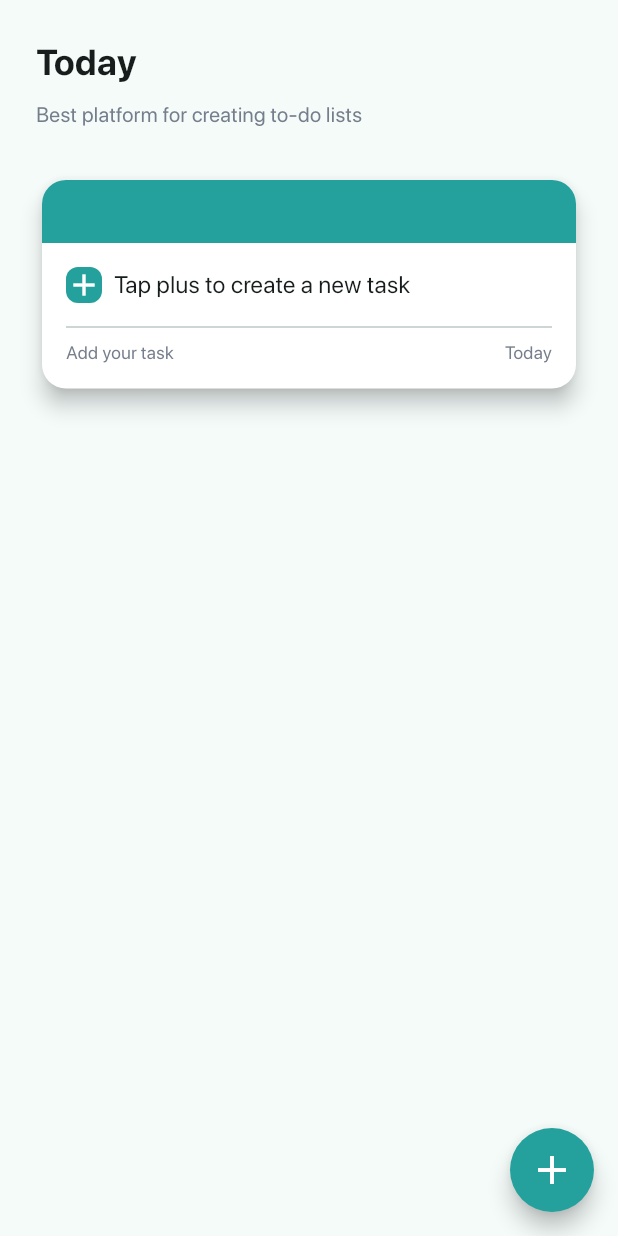
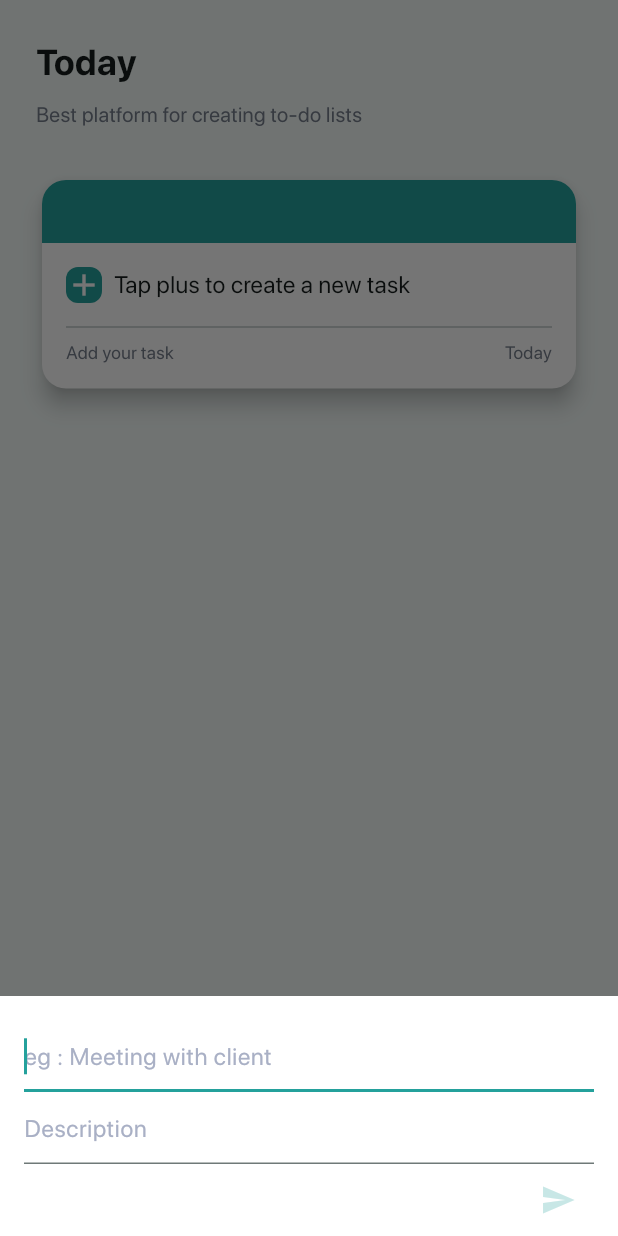
Before and after one commit to blackmenthor/todolist-sample-app, a Flutter app: the MainPage screen opened directly with empty values, after a tap on the "add" icon, on a phone screen of 412 x 824 dp. Run offline on Flutter 3.47's test engine with Material 2 defaults, Android fonts, the phone set to English and light mode, and no system bars; our stand-ins replace smooth_page_indicator; project files that could hold a hidden picture were left out.

Commit message:
completed app

```diff
--- /dev/null
+++ b/lib/main/create_dialog.dart
@@ -0,0 +1,129 @@
+import 'package:flutter/material.dart';
+import 'package:flutter_uol_sample/main/todo.dart';
+
+Future<Todo?> showCreateDialog({
+  required BuildContext context,
+  required Color color,
+  Todo? todo,
+}) {
+  return showModalBottomSheet(
+      context: context,
+      builder: (BuildContext context) {
+        return Padding(
+          padding: MediaQuery.of(context).viewInsets,
+          child: CreateTodoDialog(
+            todo: todo,
+            color: color,
+          ),
+        );
+      }
+  );
+}
+
+class CreateTodoDialog extends StatefulWidget {
+  const CreateTodoDialog({
+    Key? key,
+    this.todo,
+    required this.color,
+  }) : super(key: key);
+
+  final Todo? todo;
+  final Color color;
+
+  @override
+  State<CreateTodoDialog> createState() => _CreateTodoDialogState();
+}
+
+class _CreateTodoDialogState extends State<CreateTodoDialog> {
+
+  late TextEditingController _titleController;
+  late TextEditingController _descriptionController;
+
+  @override
+  void initState() {
+    super.initState();
+    _titleController = TextEditingController();
+    _descriptionController = TextEditingController();
+
+    if (widget.todo != null) {
+      _titleController.text = widget.todo!.title;
+      _descriptionController.text = widget.todo!.description ?? '';
+    }
+
+    _titleController.addListener(() {
+      setState(() {});
+    });
+    _descriptionController.addListener(() {
+      setState(() {});
+    });
+  }
+
+  @override
+  void dispose() {
+    _titleController.dispose();
+    _descriptionController.dispose();
+    super.dispose();
+  }
+
+  bool get enabled => _titleController.text.isNotEmpty;
+
+  @override
+  Widget build(BuildContext context) {
+    return Container(
+      color: Colors.white,
+      padding: const EdgeInsets.symmetric(horizontal: 16),
+      child: Column(
+        mainAxisAlignment: MainAxisAlignment.center,
+        mainAxisSize: MainAxisSize.min,
+        children: <Widget>[
+          const SizedBox(height: 16,),
+          TextField(
+            controller: _titleController,
+            autofocus: true,
+            decoration: const InputDecoration(
+              hintText: 'eg : Meeting with client',
+                hintStyle: TextStyle(
+                  color: Color(0xFFA9B0C5),
+                )
+            ),
+          ),
+          TextField(
+            controller: _descriptionController,
+            decoration: const InputDecoration(
+              hintText: 'Description',
+              hintStyle: TextStyle(
+                color: Color(0xFFA9B0C5),
+              )
+            ),
+          ),
+          Align(
+            alignment: Alignment.centerRight,
+            child: IconButton(
+              onPressed: enabled ? () {
+                final now = DateTime.now();
+                final object = widget.todo == null ? Todo(
+                    id: now.millisecondsSinceEpoch,
+                    title: _titleController.text,
+                    description: _descriptionController.text,
+                    color: widget.color,
+                    createdAt: now,
+                ) : Todo(
+                    id: widget.todo!.id,
+                    title: _titleController.text,
+                    description: _descriptionController.text,
+                    color: widget.todo!.color,
+                    createdAt: widget.todo!.createdAt,
+                );
+                Navigator.pop(context, object);
+              } : null,
+              icon: Icon(
+                Icons.send,
+                color: const Color(0xFF24A19C).withOpacity(enabled ? 1.0 : 0.25),
+              ),
+            ),
+          ),
+        ],
+      ),
+    );
+  }
+}
```
Also changed, not shown: lib/main/main_page.dart (+22 -4 lines).
